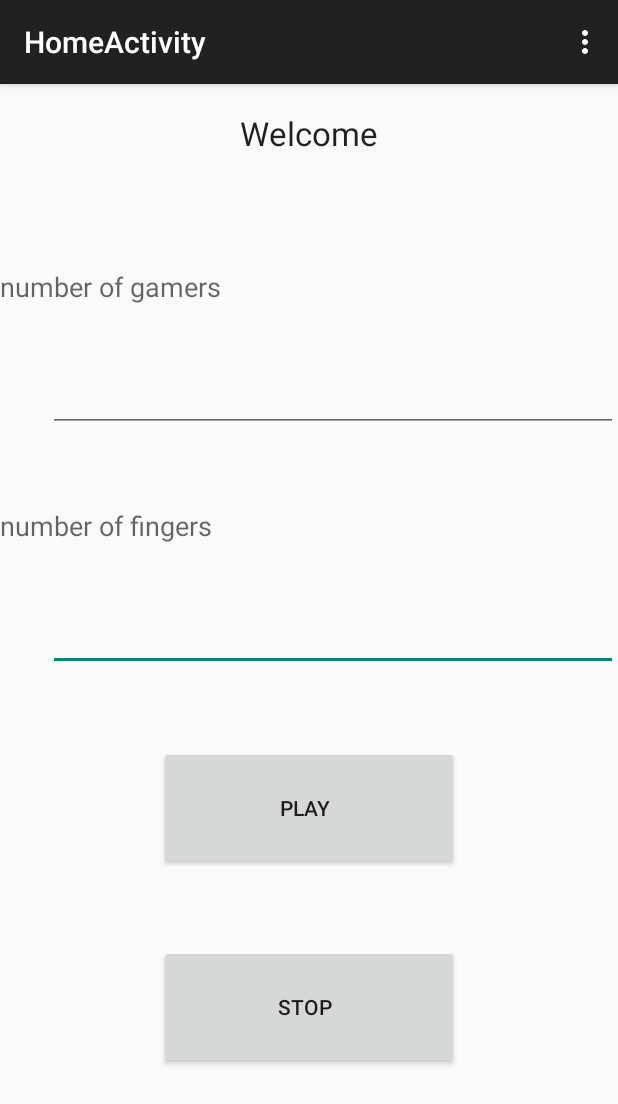
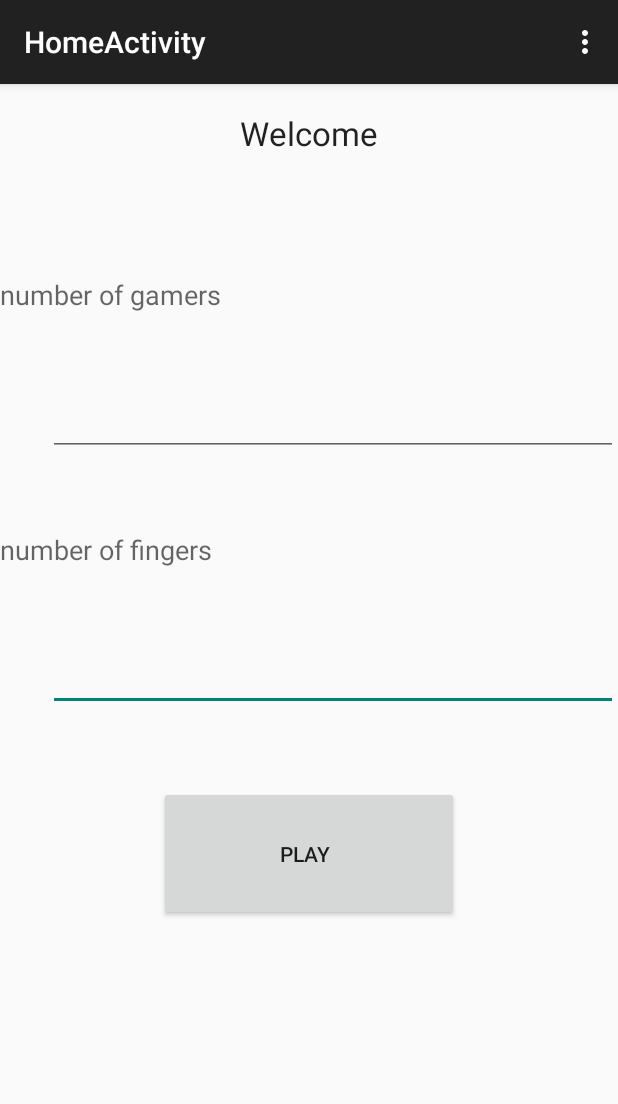
Before and after one commit to elmahdibenhadda/TwisterFingerChal, an Android app: the screen it shows after launch (HomeActivity), on a phone screen of 412 x 824 dp. Shown: the top 1104 px of the screen. Run offline under Robolectric (Android 15) with nearby library versions, the phone set to English and light mode, and no system bars.

Commit message:
Home Activity

```diff
--- a/app/src/main/java/com/example/mehdi/twisterfinger/HomeActivity.java
+++ b/app/src/main/java/com/example/mehdi/twisterfinger/HomeActivity.java
@@ -1,6 +1,7 @@
 package com.example.mehdi.twisterfinger;
 
 import android.content.Context;
+import android.content.Intent;
 import android.media.MediaPlayer;
 import android.media.MediaRecorder;
 import android.os.PowerManager;
@@ -12,6 +13,7 @@ import android.view.Menu;
 import android.view.MenuItem;
 import android.view.View;
 import android.widget.Button;
+import android.widget.EditText;
 import android.widget.Toast;
 
 import com.example.mehdi.twisterfinger.sound.SoundMetter;
@@ -21,47 +23,20 @@ import java.util.Timer;
 import java.util.TimerTask;
 
 
-public class HomeActivity extends ActionBarActivity {
+public class HomeActivity extends ActionBarActivity implements View.OnClickListener {
 
-    private Button btnPlay = null;
-    private Button btnStopSound = null;
-    private SoundMetter mngSound = null;
-    private MediaRecorder mRecorder = null;
-    private Timer timer = null;
-    private RecorderTask recorderTask = null;
-
+    private Button btnJouer = null;
+    private EditText joueurs;
+    private EditText doits;
     @Override
     protected void onCreate(Bundle savedInstanceState) {
         super.onCreate(savedInstanceState);
         setContentView(R.layout.activity_home);
+        btnJouer = (Button) findViewById(R.id.Jouer);
+        doits = (EditText) findViewById(R.id.nbrFingersEdit);
+        joueurs = (EditText) findViewById(R.id.nbrGamersEdit);
 
-
-        mngSound = new SoundMetter();
-
-
-
-        btnPlay = (Button) findViewById(R.id.playButton);
-        btnStopSound = (Button) findViewById(R.id.stopSound);
-
-        btnPlay.setOnClickListener(new View.OnClickListener() {
-            @Override
-            public void onClick(View v) {
-                timer = new Timer();
-                recorderTask = new RecorderTask(mngSound);
-                timer.scheduleAtFixedRate(recorderTask, 0, 1000);
-
-                Toast.makeText(getApplicationContext(), "recording audio", Toast.LENGTH_LONG).show();
-            }
-
-        });
-
-        btnStopSound.setOnClickListener(new View.OnClickListener() {
-            @Override
-            public void onClick(View v) {
-                Log.e("msg : ","CLICKED");
-                vibrateOrSound();
-            }
-        });
+        btnJouer.setOnClickListener(this);
     }
 
 
@@ -102,26 +77,14 @@ public class HomeActivity extends ActionBarActivity {
         return super.onOptionsItemSelected(item);
 
     }
+
+
+    @Override
+    public void onClick(View v) {
+        Intent intent = new Intent(this, MainActivity.class);
+        intent.putExtra("joueurs", Integer.parseInt(joueurs.getText().toString()));
+        intent.putExtra("doits",Integer.parseInt( doits.getText().toString()));
+        startActivity(intent);
+
+    }
 }
-
- class RecorderTask extends TimerTask {
-    private SoundMetter recorder;
-
-    public RecorderTask(SoundMetter recorder) {
-        this.recorder = recorder;
-        this.recorder.start();
-    }
-
-    public void run() {
-        while(recorder.getAmplitude() > 7){
-            // tournerLaRoulettePendant(Xsec);
-            Log.e("msg : ","Catourne");
-        }
-        Log.i("", "amplitude is" + recorder.getAmplitude());
-    }
-
-     public void stop(){
-         this.recorder.stop();
-     }
-
-}
--- a/app/src/main/res/layout/activity_home.xml
+++ b/app/src/main/res/layout/activity_home.xml
@@ -75,7 +75,7 @@
 
 
     <Button
-        android:id="@+id/playButton"
+        android:id="@+id/Jouer"
         android:layout_width="200dp"
         android:layout_height="0dp"
         android:layout_weight="15"
@@ -85,15 +85,4 @@
         android:text="@string/toGame"
         android:layout_marginTop="50dp"/>
 
-    <Button
-        android:id="@+id/stopSound"
-        android:layout_width="200dp"
-        android:layout_height="0dp"
-        android:layout_weight="15"
-        android:paddingLeft="5dp"
-        android:layout_gravity="center"
-        android:onClick="login"
-        android:text="stop"
-        android:layout_marginTop="50dp"/>
-
 </LinearLayout>
```
